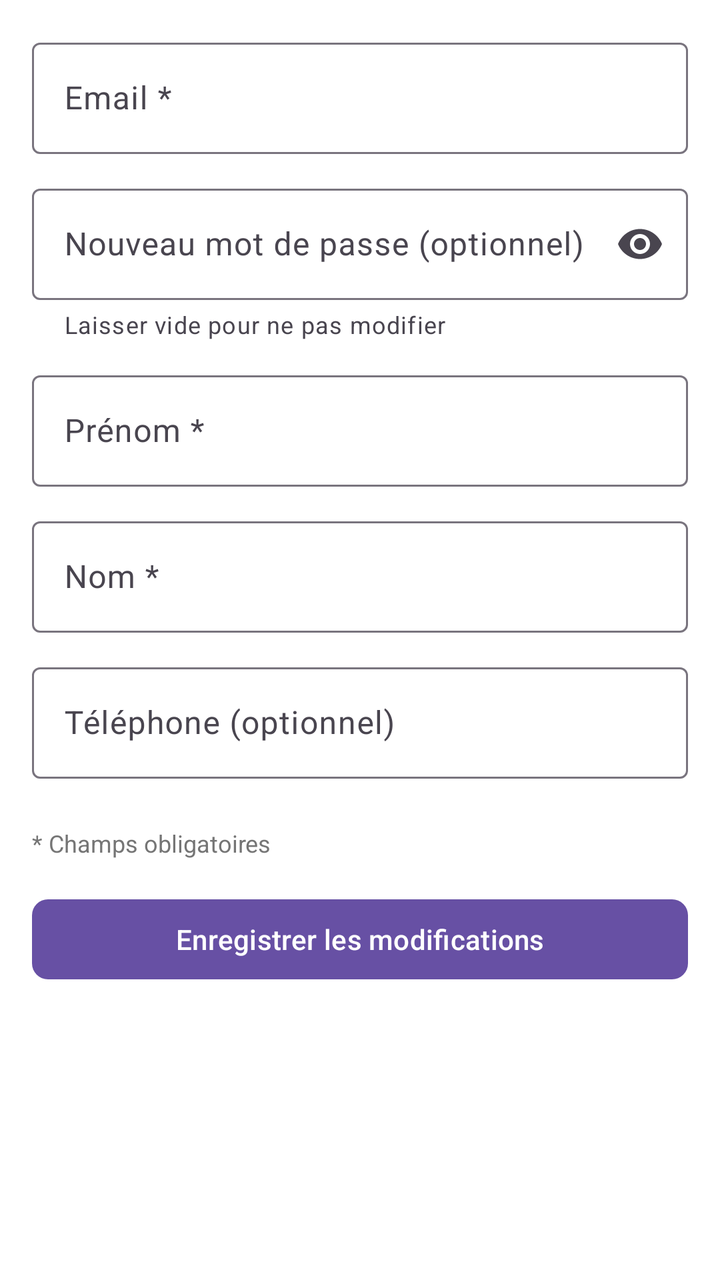
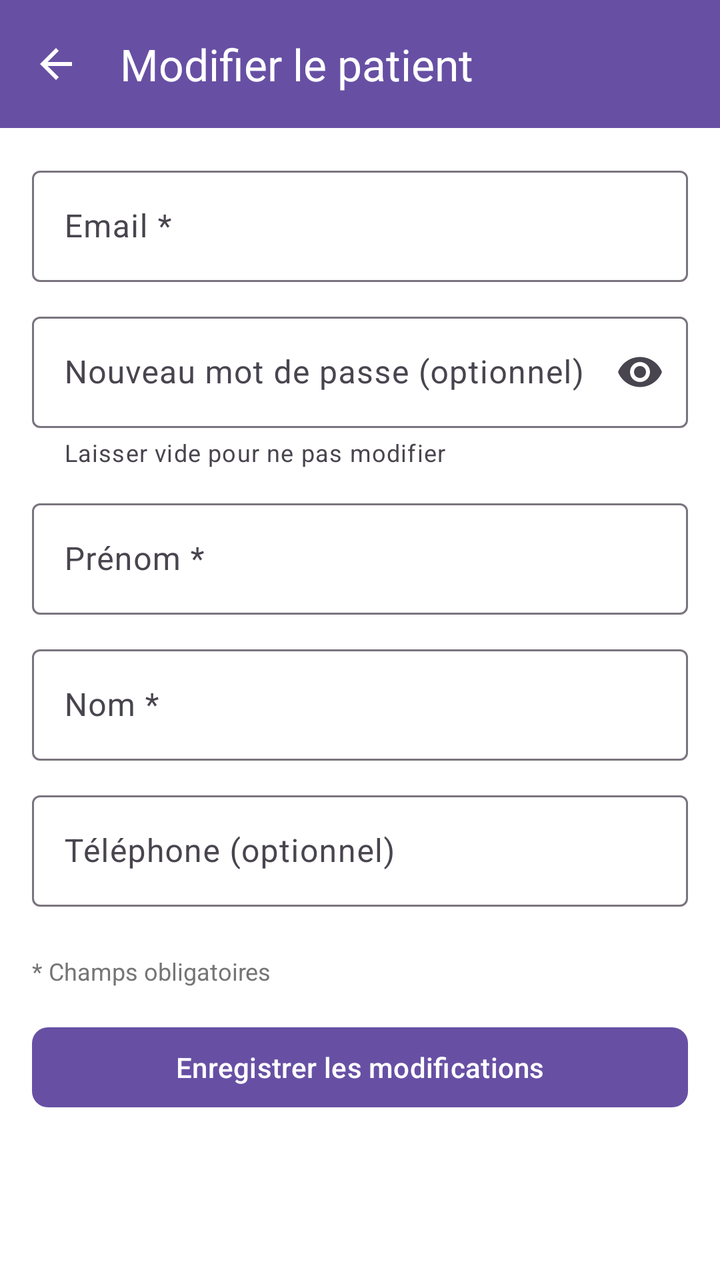

Screens rendered from an Android XML layout before and after an edit, with the pre-edit source and the edit as a unified diff.
<!-- AndroidManifest.xml: application theme Theme.CabinetMedical -->
<!-- res/layout/activity_admin_edit_patient.xml -->
<?xml version="1.0" encoding="utf-8"?>
<ScrollView xmlns:android="http://schemas.android.com/apk/res/android"
    xmlns:app="http://schemas.android.com/apk/res-auto"
    android:layout_width="match_parent"
    android:layout_height="match_parent"
    android:background="@color/white"
    android:fillViewport="true">

    <LinearLayout
        android:layout_width="match_parent"
        android:layout_height="wrap_content"
        android:orientation="vertical"
        android:padding="16dp">

        
        <ProgressBar
            android:id="@+id/progress_bar"
            android:layout_width="wrap_content"
            android:layout_height="wrap_content"
            android:layout_gravity="center"
            android:visibility="gone" />

        
        <TextView
            android:id="@+id/error_message"
            android:layout_width="match_parent"
            android:layout_height="wrap_content"
            android:background="@drawable/error_background"
            android:padding="12dp"
            android:textColor="@color/error"
            android:visibility="gone"
            android:layout_marginBottom="16dp" />

        
        <com.google.android.material.textfield.TextInputLayout
            android:layout_width="match_parent"
            android:layout_height="wrap_content"
            android:hint="Email *"
            app:boxBackgroundMode="outline"
            android:layout_marginBottom="12dp">

            <com.google.android.material.textfield.TextInputEditText
                android:id="@+id/input_email"
                android:layout_width="match_parent"
                android:layout_height="wrap_content"
                android:inputType="textEmailAddress" />

        </com.google.android.material.textfield.TextInputLayout>

        
        <com.google.android.material.textfield.TextInputLayout
            android:layout_width="match_parent"
            android:layout_height="wrap_content"
            android:hint="Nouveau mot de passe (optionnel)"
            app:boxBackgroundMode="outline"
            app:endIconMode="password_toggle"
            app:helperText="Laisser vide pour ne pas modifier"
            android:layout_marginBottom="12dp">

            <com.google.android.material.textfield.TextInputEditText
                android:id="@+id/input_password"
                android:layout_width="match_parent"
                android:layout_height="wrap_content"
                android:inputType="textPassword" />

        </com.google.android.material.textfield.TextInputLayout>

        
        <com.google.android.material.textfield.TextInputLayout
            android:layout_width="match_parent"
            android:layout_height="wrap_content"
            android:hint="Prénom *"
            app:boxBackgroundMode="outline"
            android:layout_marginBottom="12dp">

            <com.google.android.material.textfield.TextInputEditText
                android:id="@+id/input_first_name"
                android:layout_width="match_parent"
                android:layout_height="wrap_content"
                android:inputType="textPersonName" />

        </com.google.android.material.textfield.TextInputLayout>

        
        <com.google.android.material.textfield.TextInputLayout
            android:layout_width="match_parent"
            android:layout_height="wrap_content"
            android:hint="Nom *"
            app:boxBackgroundMode="outline"
            android:layout_marginBottom="12dp">

            <com.google.android.material.textfield.TextInputEditText
                android:id="@+id/input_last_name"
                android:layout_width="match_parent"
                android:layout_height="wrap_content"
                android:inputType="textPersonName" />

        </com.google.android.material.textfield.TextInputLayout>

        
        <com.google.android.material.textfield.TextInputLayout
            android:layout_width="match_parent"
            android:layout_height="wrap_content"
            android:hint="Téléphone (optionnel)"
            app:boxBackgroundMode="outline"
            android:layout_marginBottom="24dp">

            <com.google.android.material.textfield.TextInputEditText
                android:id="@+id/input_phone"
                android:layout_width="match_parent"
                android:layout_height="wrap_content"
                android:inputType="phone"
                android:maxLength="10" />

        </com.google.android.material.textfield.TextInputLayout>

        
        <TextView
            android:layout_width="match_parent"
            android:layout_height="wrap_content"
            android:text="* Champs obligatoires"
            android:textColor="@color/text_secondary"
            android:textSize="12sp"
            android:layout_marginBottom="16dp" />

        
        <com.google.android.material.button.MaterialButton
            android:id="@+id/button_save"
            android:layout_width="match_parent"
            android:layout_height="wrap_content"
            android:text="Enregistrer les modifications"
            android:textColor="@color/white"
            app:cornerRadius="8dp" />

    </LinearLayout>

</ScrollView>
<!-- resources referenced by this layout -->
<resources>
  <color name="error">#F44336</color>
  <color name="text_secondary">#757575</color>
  <color name="white">#FFFFFFFF</color>
  <!-- drawable error_background (drawable) -->
  <?xml version="1.0" encoding="utf-8"?>
  <shape xmlns:android="http://schemas.android.com/apk/res/android"
      android:shape="rectangle">
      <solid android:color="#FFEBEE" />
      <corners android:radius="8dp" />
      <stroke
          android:width="1dp"
          android:color="#F44336" />
  </shape>
  <style name="Theme.CabinetMedical" parent="Base.Theme.CabinetMedical" />
  <style name="Base.Theme.CabinetMedical" parent="Theme.Material3.DayNight.NoActionBar">
          
          
      </style>
</resources>

<!-- the commit's change to res/layout/activity_admin_edit_patient.xml (unified diff, before → after) -->
@@ -1,10 +1,27 @@
 <?xml version="1.0" encoding="utf-8"?>
-<ScrollView xmlns:android="http://schemas.android.com/apk/res/android"
+<LinearLayout xmlns:android="http://schemas.android.com/apk/res/android"
     xmlns:app="http://schemas.android.com/apk/res-auto"
     android:layout_width="match_parent"
     android:layout_height="match_parent"
-    android:background="@color/white"
-    android:fillViewport="true">
+    android:orientation="vertical">
+
+    
+    <com.google.android.material.appbar.MaterialToolbar
+        android:id="@+id/toolbar"
+        android:layout_width="match_parent"
+        android:layout_height="?attr/actionBarSize"
+        android:background="?attr/colorPrimary"
+        app:title="Modifier le patient"
+        app:titleTextColor="@android:color/white"
+        app:navigationIcon="?attr/homeAsUpIndicator"
+        app:navigationIconTint="@android:color/white" />
+
+    <ScrollView
+        android:layout_width="match_parent"
+        android:layout_height="0dp"
+        android:layout_weight="1"
+        android:background="@color/white"
+        android:fillViewport="true">
 
     <LinearLayout
         android:layout_width="match_parent"
@@ -134,4 +151,6 @@
 
     </LinearLayout>
 
-</ScrollView>
+    </ScrollView>
+
+</LinearLayout>
